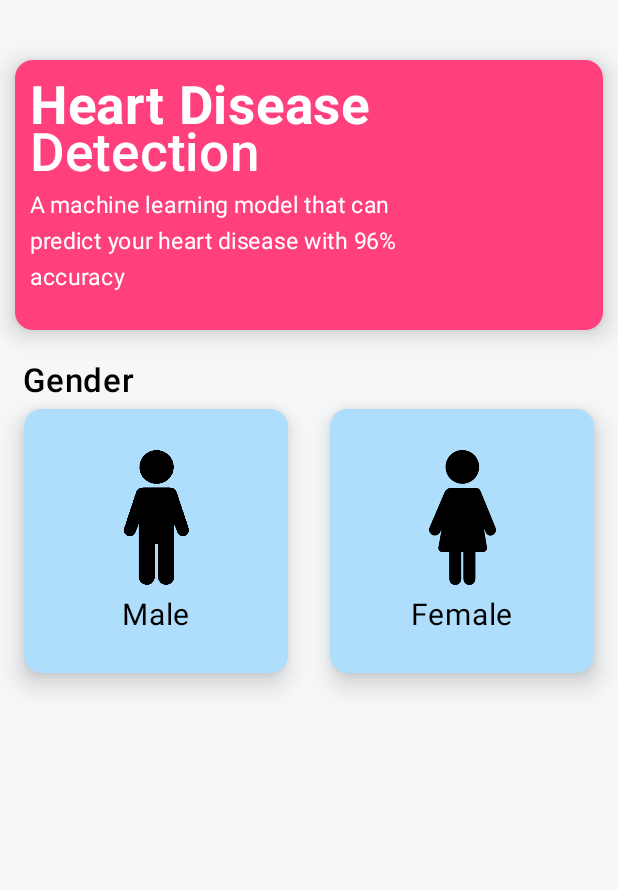
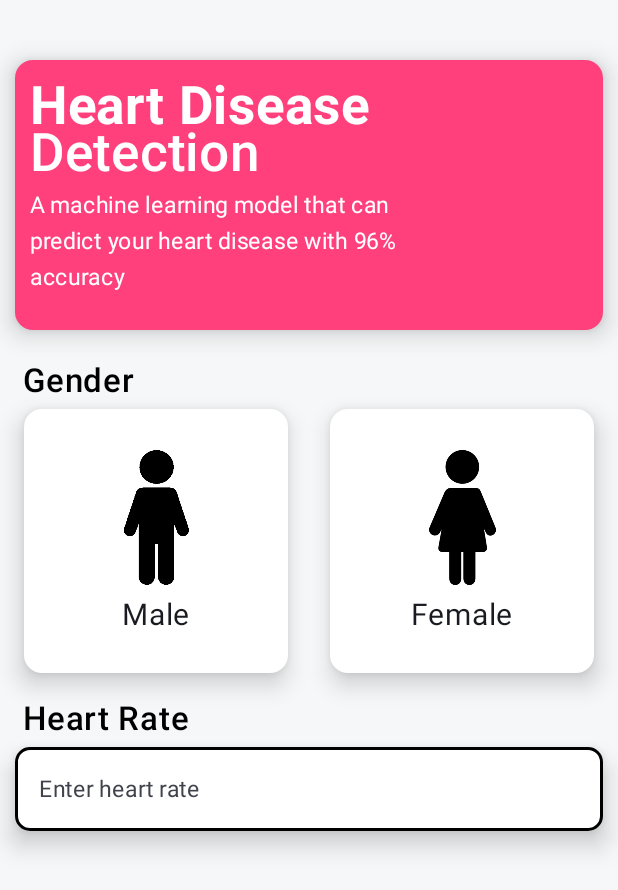
Before and after one commit to mrinmoyxb/Cardiac-Compass, an Android app built with Jetpack Compose: the screen it shows after launch (MainActivity), on a phone screen of 412 x 824 dp. Shown: the top 890 px of the screen. Run offline under Robolectric (Android 15) with nearby library versions, the phone set to English and light mode, and no system bars.

Commit message:
created the textfield UI

```diff
--- a/app/src/main/java/com/example/heartdiseasedetetectionapp/View/HomeScreen/Components/CardHeading.kt
+++ b/app/src/main/java/com/example/heartdiseasedetetectionapp/View/HomeScreen/Components/CardHeading.kt
@@ -1,5 +1,6 @@
 package com.example.heartdiseasedetetectionapp.View.HomeScreen.Components
 
+import androidx.compose.foundation.Image
 import androidx.compose.foundation.background
 import androidx.compose.foundation.layout.Box
 import androidx.compose.foundation.layout.Column
@@ -8,6 +9,7 @@ import androidx.compose.foundation.layout.fillMaxWidth
 import androidx.compose.foundation.layout.height
 import androidx.compose.foundation.layout.offset
 import androidx.compose.foundation.layout.padding
+import androidx.compose.foundation.layout.size
 import androidx.compose.material3.Card
 import androidx.compose.material3.CardDefaults
 import androidx.compose.material3.Text
@@ -15,6 +17,7 @@ import androidx.compose.runtime.Composable
 import androidx.compose.ui.Modifier
 import androidx.compose.ui.graphics.Color
 import androidx.compose.ui.res.colorResource
+import androidx.compose.ui.res.painterResource
 import androidx.compose.ui.text.font.FontWeight
 import androidx.compose.ui.text.style.TextAlign
 import androidx.compose.ui.tooling.preview.Preview
@@ -32,7 +35,10 @@ fun CardHeading(){
         colors = CardDefaults.cardColors(colorResource(id = R.color.secondary)),
         elevation = CardDefaults.cardElevation(10.dp)
     ){
-        Box(modifier = Modifier.fillMaxSize().padding(10.dp)) {
+        Box(modifier = Modifier
+            .fillMaxSize()
+            .padding(10.dp))
+        {
                 Column(
                     modifier = Modifier.fillMaxWidth(0.7f)
                 ) {
@@ -49,9 +55,18 @@ fun CardHeading(){
                         fontWeight = FontWeight.Medium,
                         modifier = Modifier.offset(y = -10.dp)
                     )
-                Text("A machine learning model that can predict your heart disease with 96% accuracy",
-                    fontSize = 15.sp, color = Color.White, modifier = Modifier.offset(y=-8.dp), textAlign = TextAlign.Left)
+                    Text(
+                        "A machine learning model that can predict your heart disease with 96% accuracy",
+                        fontSize = 15.sp,
+                        color = Color.White,
+                        modifier = Modifier.offset(y = -8.dp),
+                        textAlign = TextAlign.Left
+                    )
+                }
+
+            //Image(painter = painterResource(id = R.drawable.heart), contentDescription = "heart")
+
+        }
+
     }
 }
-    }
-}
--- /dev/null
+++ b/app/src/main/java/com/example/heartdiseasedetetectionapp/View/HomeScreen/Components/CustomTextField.kt
@@ -0,0 +1,59 @@
+package com.example.heartdiseasedetetectionapp.View.HomeScreen.Components
+
+import androidx.compose.foundation.border
+import androidx.compose.foundation.layout.fillMaxWidth
+import androidx.compose.foundation.shape.RoundedCornerShape
+import androidx.compose.material3.ExperimentalMaterial3Api
+import androidx.compose.material3.Text
+import androidx.compose.material3.TextField
+import androidx.compose.material3.TextFieldDefaults
+import androidx.compose.runtime.Composable
+import androidx.compose.runtime.getValue
+import androidx.compose.runtime.mutableStateOf
+import androidx.compose.runtime.remember
+import androidx.compose.runtime.setValue
+import androidx.compose.ui.Modifier
+import androidx.compose.ui.draw.shadow
+import androidx.compose.ui.graphics.Color
+import androidx.compose.ui.res.colorResource
+import androidx.compose.ui.text.Placeholder
+import androidx.compose.ui.text.TextStyle
+import androidx.compose.ui.text.font.FontWeight
+import androidx.compose.ui.tooling.preview.Preview
+import androidx.compose.ui.unit.dp
+import androidx.compose.ui.unit.sp
+import com.example.heartdiseasedetetectionapp.R
+
+
+@OptIn(ExperimentalMaterial3Api::class)
+@Composable
+fun CustomTextField(placeholder: String){
+    var value by remember{mutableStateOf("")}
+
+    TextField(value = value, onValueChange = {value=it},
+        colors = TextFieldDefaults.textFieldColors(
+            containerColor = Color.White,
+            focusedIndicatorColor = Color.Transparent,
+            unfocusedIndicatorColor = Color.Transparent
+        ),
+        textStyle = TextStyle(
+            fontSize = 18.sp,
+            fontWeight = FontWeight.Medium,
+            color = Color.Black
+        ),
+        singleLine = true,
+        maxLines = 1,
+        placeholder = {Text(placeholder, fontSize = 15.sp)},
+        shape = RoundedCornerShape(10.dp),
+        modifier = Modifier
+            .border(
+                width = 2.dp, color = if (value == "") Color.Black else colorResource(
+                    id = R.color.border
+                ),
+                shape = RoundedCornerShape(10.dp)
+            )
+            .fillMaxWidth()
+            .shadow(10.dp, shape = RoundedCornerShape(10.dp))
+        )
+
+}
--- a/app/src/main/java/com/example/heartdiseasedetetectionapp/View/HomeScreen/Components/SexCard.kt
+++ b/app/src/main/java/com/example/heartdiseasedetetectionapp/View/HomeScreen/Components/SexCard.kt
@@ -37,14 +37,14 @@ fun SexCard(label: String, image: Painter){
 
     var cardState by remember{mutableStateOf(false)}
     var iconState by remember{mutableStateOf(false)}
-
+    var c = 0xFFAEDEFC
     Card(modifier = Modifier
         .height(176.dp)
         .width(176.dp)
         .clickable { cardState =!cardState
             iconState =!iconState
                    },
-        colors = CardDefaults.cardColors(if(cardState==false) Color(0xFFAEDEFC) else Color(0xFF52D3D8)),
+        colors = CardDefaults.cardColors(if(cardState==false) Color(0xFFFFFFFF) else Color(0xFF52D3D8)),
         elevation = CardDefaults.cardElevation(10.dp)
     )
     {
--- a/app/src/main/java/com/example/heartdiseasedetetectionapp/View/HomeScreen/HomeScreenFinal/HomeScreen.kt
+++ b/app/src/main/java/com/example/heartdiseasedetetectionapp/View/HomeScreen/HomeScreenFinal/HomeScreen.kt
@@ -19,6 +19,7 @@ import androidx.compose.ui.unit.dp
 import com.example.heartdiseasedetetectionapp.R
 import com.example.heartdiseasedetetectionapp.View.HomeScreen.Components.CardHeading
 import com.example.heartdiseasedetetectionapp.View.HomeScreen.Components.CustomLabel
+import com.example.heartdiseasedetetectionapp.View.HomeScreen.Components.CustomTextField
 import com.example.heartdiseasedetetectionapp.View.HomeScreen.Components.SexCard
 
 @Preview(showBackground = true)
@@ -42,5 +43,10 @@ fun HomeScreen(){
             Spacer(modifier = Modifier.width(4.dp))
             SexCard("Female", painterResource(id = R.drawable.female))
         }
+        Spacer(modifier = Modifier.height(12.dp))
+
+        CustomLabel(heading = "Heart Rate", 22)
+        CustomTextField("Enter heart rate")
+
     }
 }
--- a/app/src/main/res/values/colors.xml
+++ b/app/src/main/res/values/colors.xml
@@ -6,5 +6,6 @@
     <color name="secondary">#FFFF407D</color>
     <color name="primary">#FFF5F7F8</color>
     <color name="tertiary">#FFAEDEFC</color>
+    <color name="border">#FF52D3D8</color>
 
 </resources>
```
Also changed, not shown: 1 other file. Lines whose indentation alone changed are shown as unchanged.
